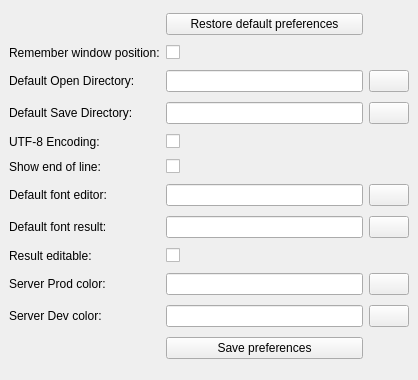
Old version of the form source/qtdesigner/preferences_ui.ui in the repository MValaguz/MSql.
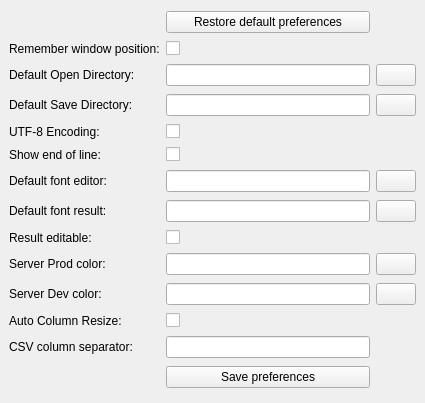
New version of the form. Icons and pictures are not drawn.

```diff
--- a/source/qtdesigner/preferences_ui.ui
+++ b/source/qtdesigner/preferences_ui.ui
@@ -6,8 +6,8 @@
    <rect>
     <x>0</x>
     <y>0</y>
-    <width>418</width>
-    <height>380</height>
+    <width>425</width>
+    <height>403</height>
    </rect>
   </property>
   <property name="windowTitle">
@@ -70,7 +70,7 @@
       </property>
      </widget>
     </item>
-    <item row="12" column="2">
+    <item row="13" column="2">
      <widget class="QPushButton" name="b_save">
       <property name="text">
        <string>Save preferences</string>
@@ -245,6 +245,37 @@
     <item row="1" column="2">
      <widget class="QCheckBox" name="e_remember_window_pos"/>
     </item>
+    <item row="11" column="2">
+     <widget class="QCheckBox" name="e_default_auto_column_resize">
+      <property name="icon">
+       <iconset resource="resource.qrc">
+        <normaloff>:/icons/icons/fix_column.gif</normaloff>:/icons/icons/fix_column.gif</iconset>
+      </property>
+     </widget>
+    </item>
+    <item row="11" column="0">
+     <widget class="QLabel" name="label_11">
+      <property name="text">
+       <string>Auto Column Resize:</string>
+      </property>
+      <property name="buddy">
+       <cstring>e_default_auto_column_resize</cstring>
+      </property>
+     </widget>
+    </item>
+    <item row="12" column="2">
+     <widget class="QLineEdit" name="e_default_csv_separator"/>
+    </item>
+    <item row="12" column="0">
+     <widget class="QLabel" name="label_12">
+      <property name="text">
+       <string>CSV column separator:</string>
+      </property>
+      <property name="buddy">
+       <cstring>e_default_csv_separator</cstring>
+      </property>
+     </widget>
+    </item>
    </layout>
   </widget>
  </widget>
```
Left out of the diff: 156 changed lines with no effect on the pictures.
